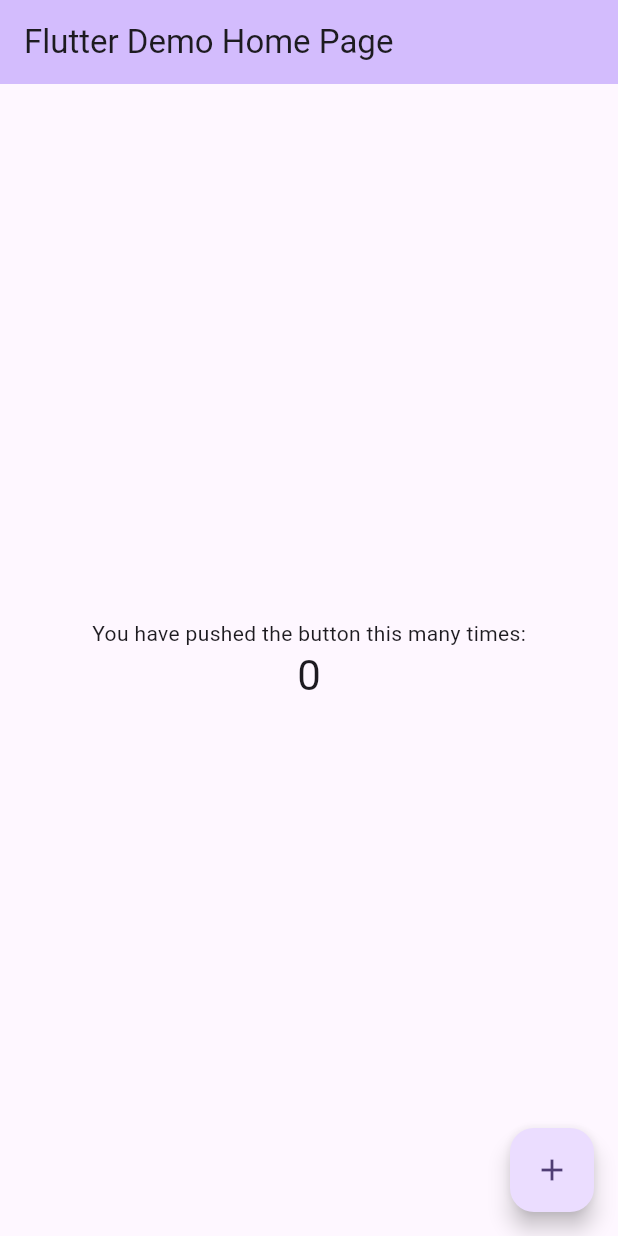
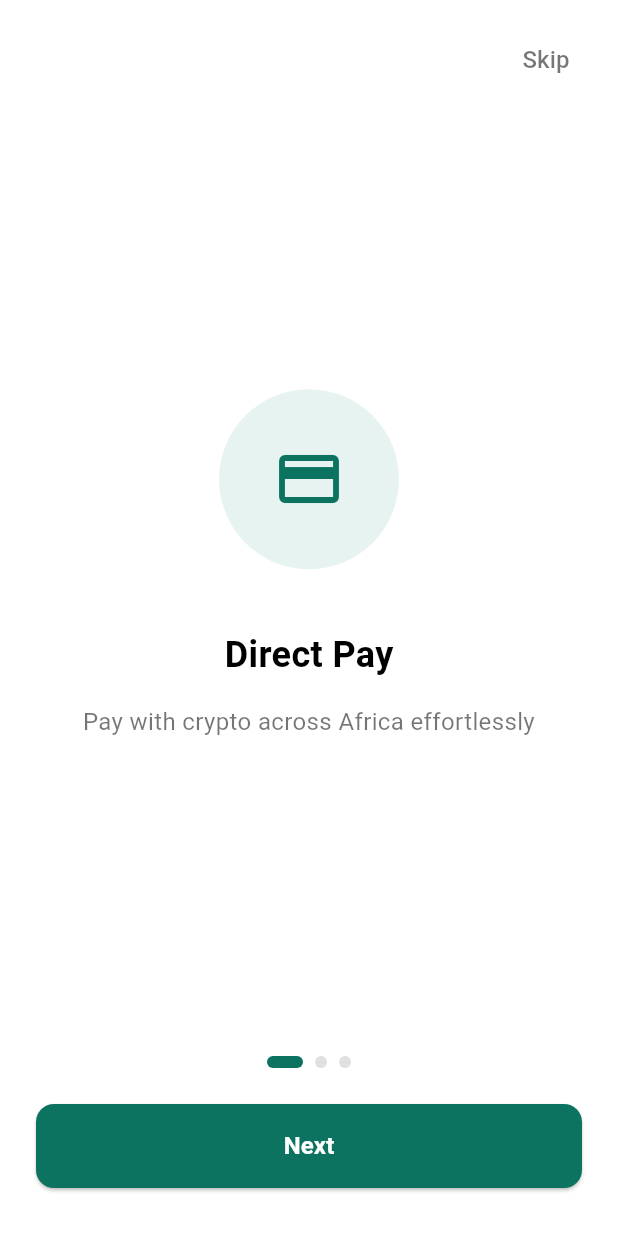
Before and after one commit to NelsonMungai1/Pretium_Fintech, a Flutter app: the screen it shows after launch, on a phone screen of 412 x 824 dp. Run offline on Flutter 3.47's test engine with Material 3 defaults, Android fonts, the phone set to English and light mode, and no system bars; our stand-ins replace get.

Commit message:
Created the Onboarding screens and a splash screen with a temporary logo. The buttons or swiping navigates to the next section and the last button Get Started redirects user to login page which is temporary for now with basic fields.

```diff
--- a/lib/main.dart
+++ b/lib/main.dart
@@ -1,7 +1,7 @@
 import 'package:flutter/material.dart';
 import 'package:get/get.dart';
-
-import 'screens/login.dart';
+import 'package:my_app/screens/splash_screen.dart';
+import 'package:my_app/screens/login.dart';
 
 void main() {
   runApp(const MyApp());
@@ -14,104 +14,15 @@ class MyApp extends StatelessWidget {
   @override
   Widget build(BuildContext context) {
     return GetMaterialApp(
-      title: 'Flutter Demo',
-      debugShowCheckedModeBanner: false,
+      title: 'My App',
       theme: ThemeData(
-        colorScheme: ColorScheme.fromSeed(seedColor: Colors.deepPurple),
+        colorScheme: ColorScheme.fromSeed(
+          seedColor: const Color(0xFF0B735F),
+        ),
         useMaterial3: true,
       ),
-      home: const MyHomePage(title: 'Flutter Demo Home Page'),
+      home: const SplashScreen(),
+      debugShowCheckedModeBanner: false,
     );
   }
 }
-
-class MyHomePage extends StatefulWidget {
-  const MyHomePage({super.key, required this.title});
-
-  // This widget is the home page of your application. It is stateful, meaning
-  // that it has a State object (defined below) that contains fields that affect
-  // how it looks.
-
-  // This class is the configuration for the state. It holds the values (in this
-  // case the title) provided by the parent (in this case the App widget) and
-  // used by the build method of the State. Fields in a Widget subclass are
-  // always marked "final".
-
-  final String title;
-
-  @override
-  State<MyHomePage> createState() => _MyHomePageState();
-}
-
-class _MyHomePageState extends State<MyHomePage> {
-  int _counter = 0;
-
-  void _incrementCounter() {
-    setState(() {
-      // This call to setState tells the Flutter framework that something has
-      // changed in this State, which causes it to rerun the build method below
-      // so that the display can reflect the updated values. If we changed
-      // _counter without calling setState(), then the build method would not be
-      // called again, and so nothing would appear to happen.
-      _counter++;
-    });
-  }
-
-  @override
-  Widget build(BuildContext context) {
-    // This method is rerun every time setState is called, for instance as done
-    // by the _incrementCounter method above.
-    //
-    // The Flutter framework has been optimized to make rerunning build methods
-    // fast, so that you can just rebuild anything that needs updating rather
-    // than having to individually change instances of widgets.
-    return Scaffold(
-      appBar: AppBar(
-        // TRY THIS: Try changing the color here to a specific color (to
-        // Colors.amber, perhaps?) and trigger a hot reload to see the AppBar
-        // change color while the other colors stay the same.
-        backgroundColor: Theme.of(context).colorScheme.inversePrimary,
-        // Here we take the value from the MyHomePage object that was created by
-        // the App.build method, and use it to set our appbar title.
-        title: Text(widget.title),
-      ),
-      body: Center(
-        // Center is a layout widget. It takes a single child and positions it
-        // in the middle of the parent.
-        child: Column(
-          // Column is also a layout widget. It takes a list of children and
-          // arranges them vertically. By default, it sizes itself to fit its
-          // children horizontally, and tries to be as tall as its parent.
-          //
-          // Column has various properties to control how it sizes itself and
-          // how it positions its children. Here we use mainAxisAlignment to
-          // center the children vertically; the main axis here is the vertical
-          // axis because Columns are vertical (the cross axis would be
-          // horizontal).
-          //
-          // TRY THIS: Invoke "debug painting" (choose the "Toggle Debug Paint"
-          // action in the IDE, or press "p" in the console), to see the
-          // wireframe for each widget.
-          mainAxisAlignment: MainAxisAlignment.center,
-          children: <Widget>[
-            const Text(
-              'You have pushed the button this many times:',
-            ),
-            Text(
-              '$_counter',
-              style: Theme.of(context).textTheme.headlineMedium,
-            ),
-          ],
-        ),
-      ),
-      floatingActionButton: FloatingActionButton(
-        // onPressed: _incrementCounter,
-        onPressed: () {
-          Get.to(() => Login());
-        },
-        tooltip: 'Increment',
-        child: const Icon(Icons.add),
-      ), // This trailing comma makes auto-formatting nicer for build methods.
-    );
-  }
-}
--- a/lib/screens/login.dart
+++ b/lib/screens/login.dart
@@ -1,22 +1,20 @@
 import 'package:flutter/material.dart';
 
-class Login extends StatefulWidget {
-  const Login({super.key});
+class LoginScreen extends StatefulWidget {
+  const LoginScreen({super.key});
 
   @override
-  State<Login> createState() => _LoginState();
+  State<LoginScreen> createState() => _LoginScreenState();
 }
 
-class _LoginState extends State<Login> {
+class _LoginScreenState extends State<LoginScreen> {
   @override
   Widget build(BuildContext context) {
-    return Scaffold(
-      body: Container(
-        child: Column(
-          children: [
-            Text('Login'),
-          ],
-        ),
+    return const Scaffold(
+      body: Column(
+        children: [
+          Text('Login'),
+        ],
       ),
     );
   }
--- /dev/null
+++ b/lib/screens/onboarding/onboarding_screen.dart
@@ -0,0 +1,195 @@
+import 'package:flutter/material.dart';
+import 'package:get/get.dart';
+import 'package:my_app/screens/login.dart';
+
+class OnboardingScreen extends StatefulWidget {
+  const OnboardingScreen({super.key});
+
+  @override
+  State<OnboardingScreen> createState() => _OnboardingScreenState();
+}
+
+class _OnboardingScreenState extends State<OnboardingScreen> {
+  final PageController _pageController = PageController();
+  int _currentPage = 0;
+
+  @override
+  Widget build(BuildContext context) {
+    return Scaffold(
+      backgroundColor: Colors.white,
+      body: SafeArea(
+        child: Column(
+          children: [
+            Align(
+              alignment: Alignment.topRight,
+              child: Padding(
+                padding: const EdgeInsets.all(16.0),
+                child: TextButton(
+                  onPressed: () {
+                    Get.offAll(() => const LoginScreen());
+                  },
+                  child: const Text(
+                    'Skip',
+                    style: TextStyle(
+                      color: Colors.black54,
+                      fontSize: 16,
+                    ),
+                  ),
+                ),
+              ),
+            ),
+            Expanded(
+              child: PageView(
+                controller: _pageController,
+                onPageChanged: (int page) {
+                  setState(() {
+                    _currentPage = page;
+                  });
+                },
+                children: const [
+                  OnboardingPage(
+                    icon: Icons.credit_card,
+                    title: 'Direct Pay',
+                    description: 'Pay with crypto across Africa effortlessly',
+                    iconBackgroundColor: Color(0xFFE6F3F1),
+                    iconColor: Color(0xFF0B735F),
+                  ),
+                  OnboardingPage(
+                    icon: Icons.account_balance_wallet,
+                    title: 'Accept Payments',
+                    description: 'Accept stablecoin payments hassle-free',
+                    iconBackgroundColor: Color(0xFFE6F3F1),
+                    iconColor: Color(0xFF0B735F),
+                  ),
+                  OnboardingPage(
+                    icon: Icons.receipt_long,
+                    title: 'Pay Bills',
+                    description: 'Pay for utility services and earn rewards',
+                    iconBackgroundColor: Color(0xFFE6F3F1),
+                    iconColor: Color(0xFF0B735F),
+                  ),
+                ],
+              ),
+            ),
+            Padding(
+              padding:
+                  const EdgeInsets.symmetric(horizontal: 24.0, vertical: 32.0),
+              child: Column(
+                children: [
+                  Row(
+                    mainAxisAlignment: MainAxisAlignment.center,
+                    children: List.generate(
+                      3, // Updated to match actual number of pages
+                      (index) => Container(
+                        margin: const EdgeInsets.symmetric(horizontal: 4),
+                        width: index == _currentPage ? 24 : 8,
+                        height: 8,
+                        decoration: BoxDecoration(
+                          color: index == _currentPage
+                              ? const Color(0xFF0B735F)
+                              : Colors.grey.shade300,
+                          borderRadius: BorderRadius.circular(4),
+                        ),
+                      ),
+                    ),
+                  ),
+                  const SizedBox(height: 24),
+                  SizedBox(
+                    width: double.infinity,
+                    height: 56,
+                    child: ElevatedButton(
+                      onPressed: () {
+                        if (_currentPage < 2) {
+                          _pageController.nextPage(
+                            duration: const Duration(milliseconds: 300),
+                            curve: Curves.easeInOut,
+                          );
+                        } else {
+                          Get.replace(const LoginScreen());
+                        }
+                      },
+                      style: ElevatedButton.styleFrom(
+                        backgroundColor: const Color(0xFF0B735F),
+                        shape: RoundedRectangleBorder(
+                          borderRadius: BorderRadius.circular(12),
+                        ),
+                      ),
+                      child: Text(
+                        _currentPage < 2 ? 'Next' : 'Get Started',
+                        style: const TextStyle(
+                          color: Colors.white,
+                          fontSize: 16,
+                          fontWeight: FontWeight.w600,
+                        ),
+                      ),
+                    ),
+                  ),
+                ],
+              ),
+            ),
+          ],
+        ),
+      ),
+    );
+  }
+}
+
+class OnboardingPage extends StatelessWidget {
+  final IconData icon;
+  final String title;
+  final String description;
+  final Color iconBackgroundColor;
+  final Color iconColor;
+
+  const OnboardingPage({
+    super.key,
+    required this.icon,
+    required this.title,
+    required this.description,
+    required this.iconBackgroundColor,
+    required this.iconColor,
+  });
+
+  @override
+  Widget build(BuildContext context) {
+    return Padding(
+      padding: const EdgeInsets.all(24.0),
+      child: Column(
+        mainAxisAlignment: MainAxisAlignment.center,
+        children: [
+          Container(
+            width: 120,
+            height: 120,
+            decoration: BoxDecoration(
+              color: iconBackgroundColor,
+              shape: BoxShape.circle,
+            ),
+            child: Icon(
+              icon,
+              size: 48,
+              color: iconColor,
+            ),
+          ),
+          const SizedBox(height: 40),
+          Text(
+            title,
+            style: const TextStyle(
+              fontSize: 24,
+              fontWeight: FontWeight.bold,
+              color: Colors.black,
+            ),
+          ),
+          const SizedBox(height: 16),
+          Text(
+            description,
+            textAlign: TextAlign.center,
+            style: const TextStyle(
+              fontSize: 16,
+              color: Colors.black54,
+            ),
+          ),
+        ],
+      ),
+    );
+  }
+}
--- a/lib/screens/splash_screen.dart
+++ b/lib/screens/splash_screen.dart
@@ -1,5 +1,6 @@
 import 'package:flutter/material.dart';
 import 'package:get/get.dart';
+import 'package:my_app/screens/onboarding/onboarding_screen.dart';
 
 class SplashScreen extends StatefulWidget {
   const SplashScreen({super.key});
@@ -38,9 +39,9 @@ class _SplashScreenState extends State<SplashScreen>
 
     _animationController.forward();
 
-    // Navigate to home screen after 3 seconds
+    // Navigate to onboarding screen after 3 seconds
     Future.delayed(const Duration(seconds: 3), () {
-      Get.offNamed('/home'); // Replace with your home route
+      Get.off(() => const OnboardingScreen());
     });
   }
 
@@ -63,7 +64,7 @@ class _SplashScreenState extends State<SplashScreen>
               child: ScaleTransition(
                 scale: _scaleAnimation,
                 child: Image.asset(
-                  'assets/images/logo.png',
+                  'assets/logo/logo.png',
                   width: 200,
                   height: 200,
                   fit: BoxFit.contain,
```
Also changed, not shown: lib/screens/Splash Screen/SplashScreen.dart (deleted).
